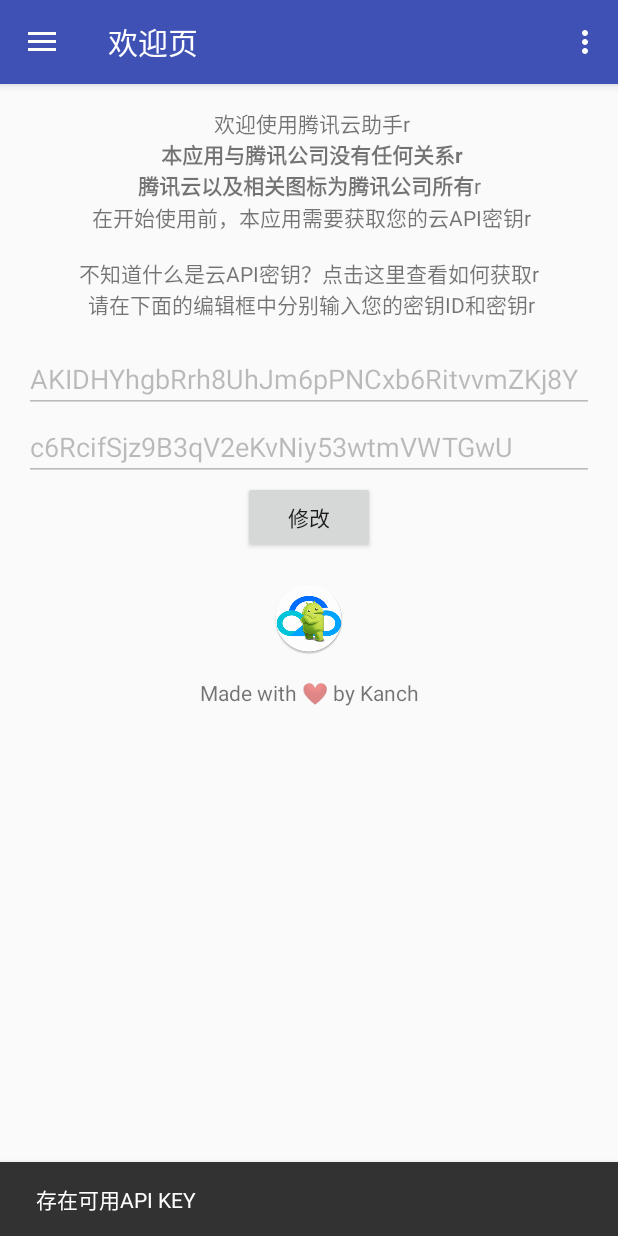
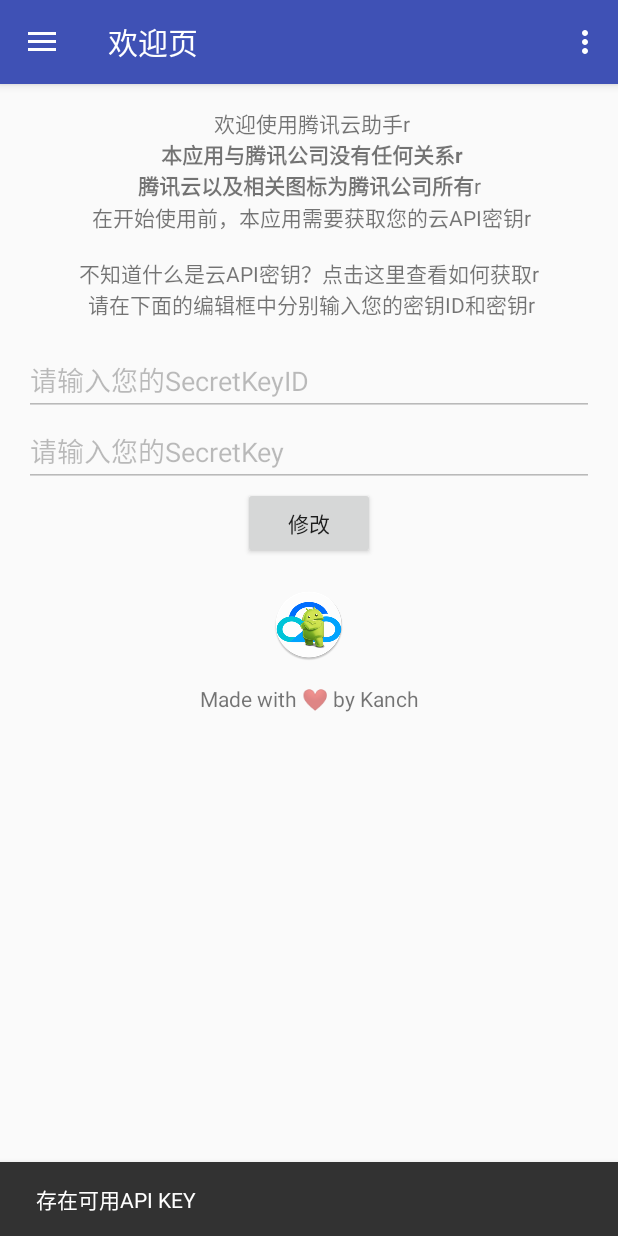
Before and after one commit to ankanch/QCloudManager, an Android app: the screen it shows after launch (MainActivity), in the side drawer, after a tap on "欢迎页 - 关于", on a phone screen of 412 x 824 dp. Run offline under Robolectric (Android 15) with nearby library versions, the phone set to English and light mode, and no system bars; our stand-ins replace AdMob; network calls fail.

Commit message:
bug修复。alpha版完成

```diff
--- a/app/src/main/java/com/akakanch/qcloudmanager/IndexPage.java
+++ b/app/src/main/java/com/akakanch/qcloudmanager/IndexPage.java
@@ -6,6 +6,7 @@
 import android.os.Bundle;
 import android.support.annotation.Nullable;
 import android.support.design.widget.Snackbar;
+import android.util.Log;
 import android.view.LayoutInflater;
 import android.view.View;
 import android.view.ViewGroup;
@@ -24,10 +25,12 @@
     private EditText editText;
     private EditText editTextid;
     private boolean buttonOKmode = true;
+    private String defaultkey =  new String();
+    private String defaulyketId = new String();
+    private boolean first = true;
     @Nullable
     @Override
     public View onCreateView(LayoutInflater inflater, ViewGroup container, Bundle savedInstanceState) {
-
         return inflater.inflate(R.layout.layout_index,container,false);
     }
 
@@ -36,20 +39,19 @@
         super.onStart();
         AdView mAdView = (AdView) getActivity().findViewById(R.id.adView_index);
         AdRequest adRequest = new AdRequest.Builder().build();
-        mAdView.loadAd(adRequest);
-
         btnOk = (Button)getActivity().findViewById(R.id.button_OK);
         editText = (EditText)getActivity().findViewById(R.id.editText_apikey);
         editTextid = (EditText)getActivity().findViewById(R.id.editText_apikeyid);
+        if(first) {
             //读取是否已经存在APIkey
-        String defaultkey =  read("API_KEY");
-        String defaulyketId = read("API_KEY_ID");
-        if(defaultkey.equals("NULL") || defaulyketId.equals("NULL")){
-            Snackbar.make(getView(),getString(R.string.str_tips_api_key_needed),Snackbar.LENGTH_LONG).show();
+            defaultkey = read("API_KEY");
+            defaulyketId = read("API_KEY_ID");
+            if (defaultkey.equals("NULL") || defaulyketId.equals("NULL")) {
+                Snackbar.make(getView(), getString(R.string.str_tips_api_key_needed), Snackbar.LENGTH_LONG).show();
                 buttonOKmode = true;
                 btnOk.setText(getString(R.string.str_ip_ok));
-        }else {
-            Snackbar.make(getView(),getString(R.string.str_tips_api_key_found),Snackbar.LENGTH_LONG).show();
+            } else {
+                Snackbar.make(getView(), getString(R.string.str_tips_api_key_found), Snackbar.LENGTH_LONG).show();
                 editText.setText(defaultkey);
                 editTextid.setText(defaulyketId);
                 editText.setEnabled(false);
@@ -57,13 +59,15 @@
                 buttonOKmode = false;
                 btnOk.setText(getString(R.string.str_ip_change));
             }
+            first=false;
+        }
         //设置事件
         btnOk.setOnClickListener(new View.OnClickListener() {
             @Override
             public void onClick(View view) {
                 //&*******************************正式版请删掉以下两行代码
-                save("API_KEY", "c6RcifSjz9B3qV2eKvNiy53wtmVWTGwU");
-                save("API_KEY_ID","AKIDHYhgbRrh8UhJm6pPNCxb6RitvvmZKj8Y");
+                //save("API_KEY", "c6RcifSjz9B3qV2eKvNiy53wtmVWTGwU");
+                //save("API_KEY_ID","AKIDHYhgbRrh8UhJm6pPNCxb6RitvvmZKj8Y");
                 //&*******************************正式版请删掉上面两行代码
                 if(buttonOKmode) {
                     //添加模式
@@ -73,8 +77,8 @@
                         Snackbar.make(getView(), getString(R.string.str_tips_invaild_api_key), Snackbar.LENGTH_LONG).show();
                     } else {
                         //&*******************************正式版需要取消以下两行代码的注释
-                        //save("API_KEY", APIkey);
-                        //save("API_KEY_ID",APIkeyId);
+                        save("API_KEY", APIkey);
+                        save("API_KEY_ID",APIkeyId);
                         editText.setText(APIkey);
                         editTextid.setText(APIkeyId);
                         editText.setEnabled(false);
@@ -92,11 +96,12 @@
                 }
             }
         });
-        //
+        //判断是否有保存的状态，如果有的话，继续编辑
+        mAdView.loadAd(adRequest);
     }
 
 
-    public void save(String key,String value){
+    public void save(String key, String value){
         SharedPreferences sharedPref = getActivity().getPreferences(Context.MODE_PRIVATE);
         SharedPreferences.Editor editor = sharedPref.edit();
         editor.putString(key, value);
```
Lines whose indentation alone changed are shown as unchanged.
